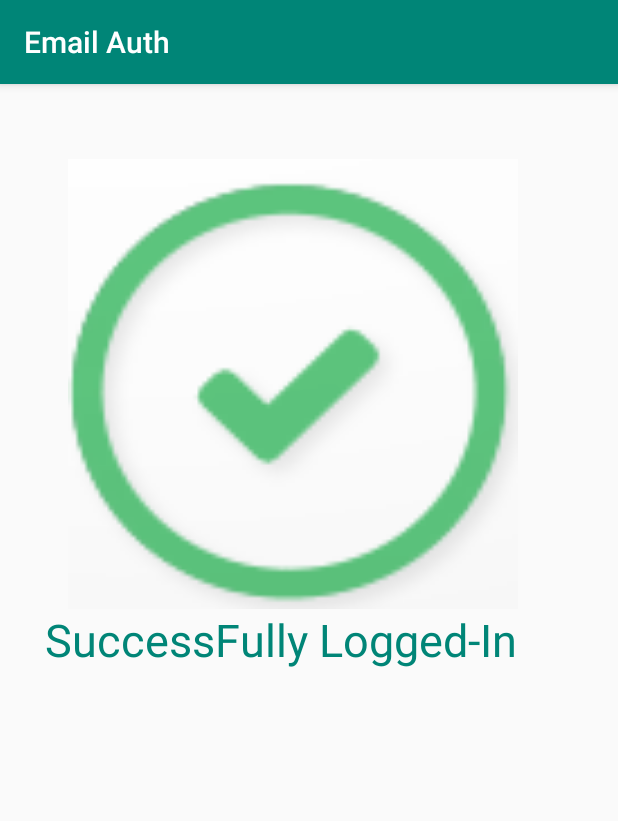
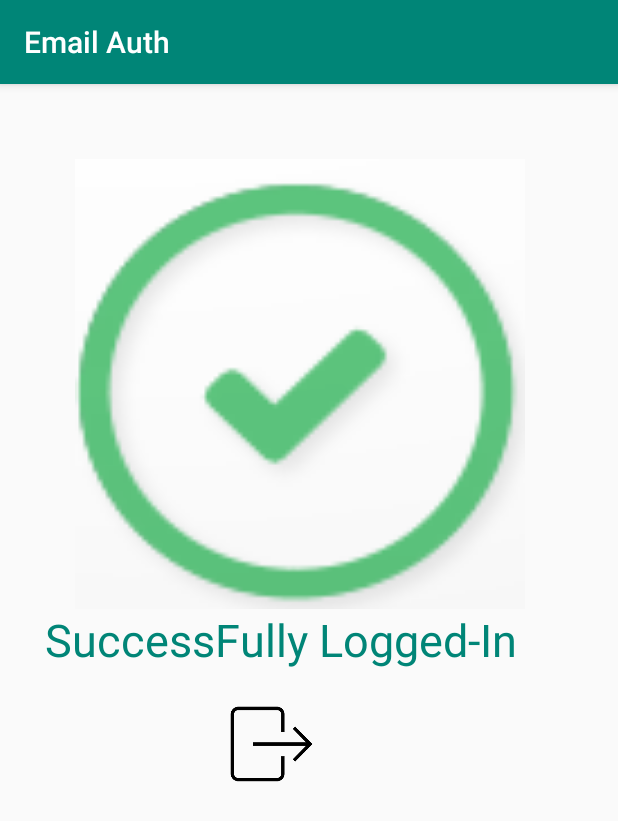
Before and after one commit to midasjr7/Email-Authentication-through-Firebase, an Android app: the screen it shows after launch once a user with an empty profile is signed in (SecondActivity), on a phone screen of 412 x 824 dp. Shown: the top 821 px of the screen. Run offline under Robolectric (Android 15) with nearby library versions, the phone set to English and light mode, and no system bars; our stand-ins replace Firebase (no records; nobody signed in at launch, a user with empty details on screens opened directly).

Commit message:
Auth 1.2

```diff
--- a/Email Authentication through Firerbase/Email Auth/app/build.gradle
+++ b/Email Authentication through Firerbase/Email Auth/app/build.gradle
@@ -4,7 +4,7 @@ android {
     compileSdkVersion 28
     defaultConfig {
         applicationId "com.example.lenovo.newapp"
-        minSdkVersion 15
+        minSdkVersion 17
         targetSdkVersion 28
         versionCode 1
         versionName "1.0"
@@ -27,5 +27,6 @@ dependencies {
     androidTestImplementation 'com.android.support.test.espresso:espresso-core:3.0.2'
     implementation 'com.google.firebase:firebase-core:16.0.8'
      implementation 'com.google.firebase:firebase-auth:16.2.1'
+    implementation 'pl.droidsonroids.gif:android-gif-drawable:1.2.16'
 }
 apply plugin: 'com.google.gms.google-services'
--- a/Email Authentication through Firerbase/Email Auth/app/src/main/AndroidManifest.xml
+++ b/Email Authentication through Firerbase/Email Auth/app/src/main/AndroidManifest.xml
@@ -4,7 +4,7 @@
 
     <application
         android:allowBackup="true"
-        android:icon="@mipmap/ic_launcher"
+        android:icon="@drawable/msglegionlogo"
         android:label="Email Auth"
         android:roundIcon="@mipmap/ic_launcher_round"
         android:supportsRtl="true"
--- a/Email Authentication through Firerbase/Email Auth/app/src/main/java/com/example/lenovo/newapp/SecondActivity.java
+++ b/Email Authentication through Firerbase/Email Auth/app/src/main/java/com/example/lenovo/newapp/SecondActivity.java
@@ -1,22 +1,29 @@
 package com.example.lenovo.newapp;
 
+import android.content.Intent;
 import android.support.v7.app.AppCompatActivity;
 import android.os.Bundle;
+import android.view.View;
+import android.widget.ImageButton;
 
 import com.google.firebase.auth.FirebaseAuth;
 
 public class SecondActivity extends AppCompatActivity {
     private FirebaseAuth firebaseAuth;
+    private ImageButton logout;
     @Override
     protected void onCreate(Bundle savedInstanceState) {
         super.onCreate(savedInstanceState);
         setContentView(R.layout.activity_second);
-    }
-
-    @Override
-    protected void onStop() {
-        super.onStop();
-        firebaseAuth.signOut();
-
+        logout=findViewById(R.id.logout);
+        logout.setOnClickListener(new View.OnClickListener() {
+            @Override
+            public void onClick(View v) {
+                firebaseAuth.getInstance().signOut();
+                Intent i=new Intent(getApplicationContext(),MainActivity.class);
+                i.setFlags(Intent.FLAG_ACTIVITY_NEW_TASK|Intent.FLAG_ACTIVITY_CLEAR_TASK);
+                startActivity(i);
+            }
+        });
     }
 }
--- a/Email Authentication through Firerbase/Email Auth/app/src/main/res/layout/activity_main.xml
+++ b/Email Authentication through Firerbase/Email Auth/app/src/main/res/layout/activity_main.xml
@@ -17,8 +17,8 @@
         android:layout_marginRight="8dp"
         android:layout_marginBottom="8dp"
         android:ems="10"
-        android:hint="Name"
-        android:inputType="textPersonName"
+        android:hint="Email"
+        android:inputType="textEmailAddress"
         app:layout_constraintBottom_toBottomOf="parent"
         app:layout_constraintEnd_toEndOf="parent"
         app:layout_constraintHorizontal_bias="0.503"
--- a/Email Authentication through Firerbase/Email Auth/app/src/main/res/layout/activity_registration.xml
+++ b/Email Authentication through Firerbase/Email Auth/app/src/main/res/layout/activity_registration.xml
@@ -18,7 +18,7 @@
         android:layout_marginBottom="8dp"
         android:ems="10"
         android:inputType="textPersonName"
-        android:text="Name"
+        android:hint="Name"
         app:layout_constraintBottom_toBottomOf="parent"
         app:layout_constraintEnd_toEndOf="parent"
         app:layout_constraintHorizontal_bias="0.503"
@@ -37,8 +37,8 @@
         android:layout_marginRight="8dp"
         android:layout_marginBottom="8dp"
         android:ems="10"
-        android:hint="email"
-        android:inputType="textPersonName"
+        android:hint="Email"
+        android:inputType="textEmailAddress"
         app:layout_constraintBottom_toBottomOf="parent"
         app:layout_constraintEnd_toEndOf="parent"
         app:layout_constraintHorizontal_bias="0.503"
--- a/Email Authentication through Firerbase/Email Auth/app/src/main/res/layout/activity_second.xml
+++ b/Email Authentication through Firerbase/Email Auth/app/src/main/res/layout/activity_second.xml
@@ -6,15 +6,16 @@
     android:layout_height="match_parent"
     tools:context=".SecondActivity">
    <RelativeLayout
-       android:layout_width="wrap_content"
-       android:layout_height="wrap_content">
-    <ImageView
-        android:layout_width="300sp"
-        android:layout_height="300sp"
-        android:layout_marginLeft="45sp"
-        android:layout_marginTop="50sp"
-        android:background="@drawable/successcrop"
-        android:id="@+id/success"/>
+       android:layout_width="match_parent"
+       android:layout_height="match_parent">
+       <pl.droidsonroids.gif.GifImageView
+           android:layout_width="300sp"
+           android:layout_height="300sp"
+           android:id="@+id/success"
+           android:layout_marginTop="50sp"
+           android:layout_marginLeft="50sp"
+           android:background="@drawable/successcrop"
+           />
     <TextView
         android:layout_width="wrap_content"
         android:layout_height="wrap_content"
@@ -22,7 +23,16 @@
         android:layout_below="@id/success"
         android:textSize="30sp"
         android:textColor="@color/colorPrimary"
-        android:layout_marginLeft="30sp"/>
+        android:layout_marginLeft="30sp"
+        android:id="@+id/text"/>
+       <ImageButton
+           android:layout_width="60sp"
+           android:layout_height="60sp"
+           android:id="@+id/logout"
+           android:layout_marginTop="20sp"
+           android:layout_marginLeft="150sp"
+           android:layout_below="@id/text"
+           android:background="@drawable/noun_logout"/>
    </RelativeLayout>
 
 
--- a/Email Authentication through Firerbase/Email Auth/build.gradle
+++ b/Email Authentication through Firerbase/Email Auth/build.gradle
@@ -5,6 +5,7 @@ buildscript {
     repositories {
         google()
         jcenter()
+        mavenCentral()
     }
     dependencies {
         classpath 'com.android.tools.build:gradle:3.2.1'
@@ -20,6 +21,7 @@ allprojects {
     repositories {
         google()
         jcenter()
+        mavenCentral()
     }
 }
 
```
Also changed, not shown: Email Authentication through Firerbase/Email Auth/app/src/main/java/com/example/lenovo/newapp/MainActivity.java (+8 -1 lines), Email Authentication through Firerbase/Email Auth/app/src/main/res/drawable/msglegionlogo.png (added), Email Authentication through Firerbase/Email Auth/app/src/main/res/drawable/noun_logout.png (added), 1 other file.
